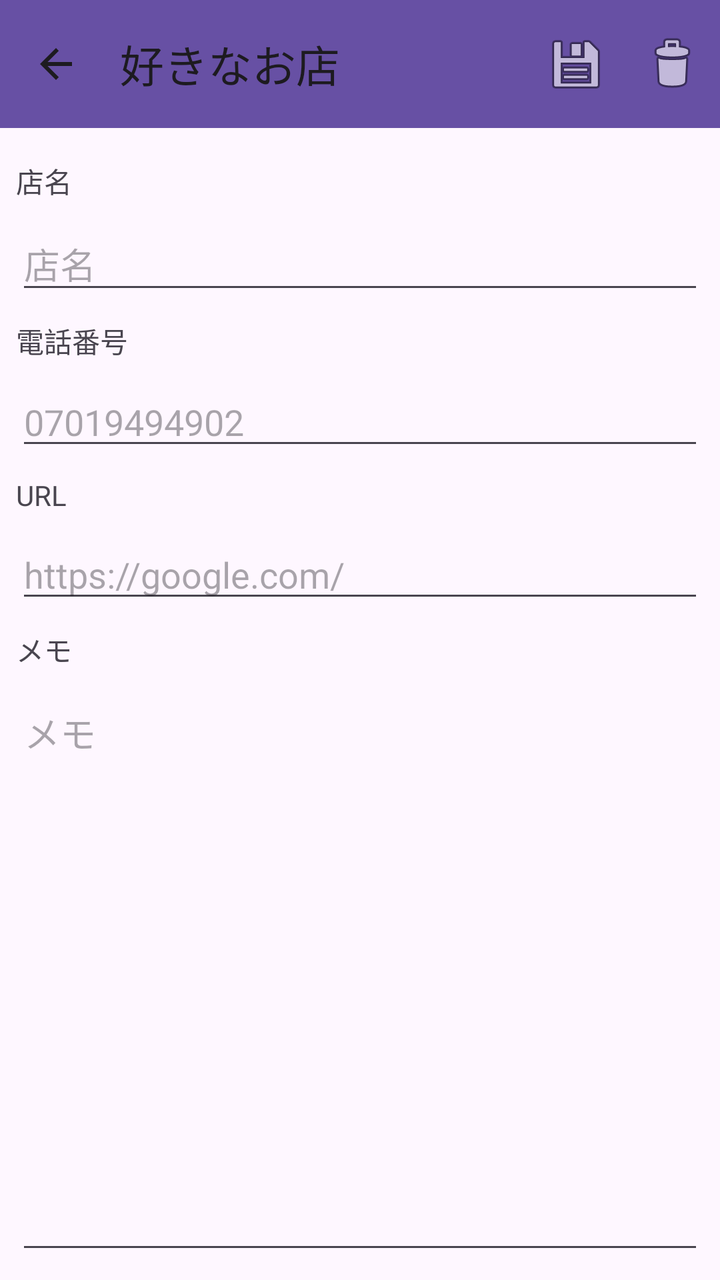
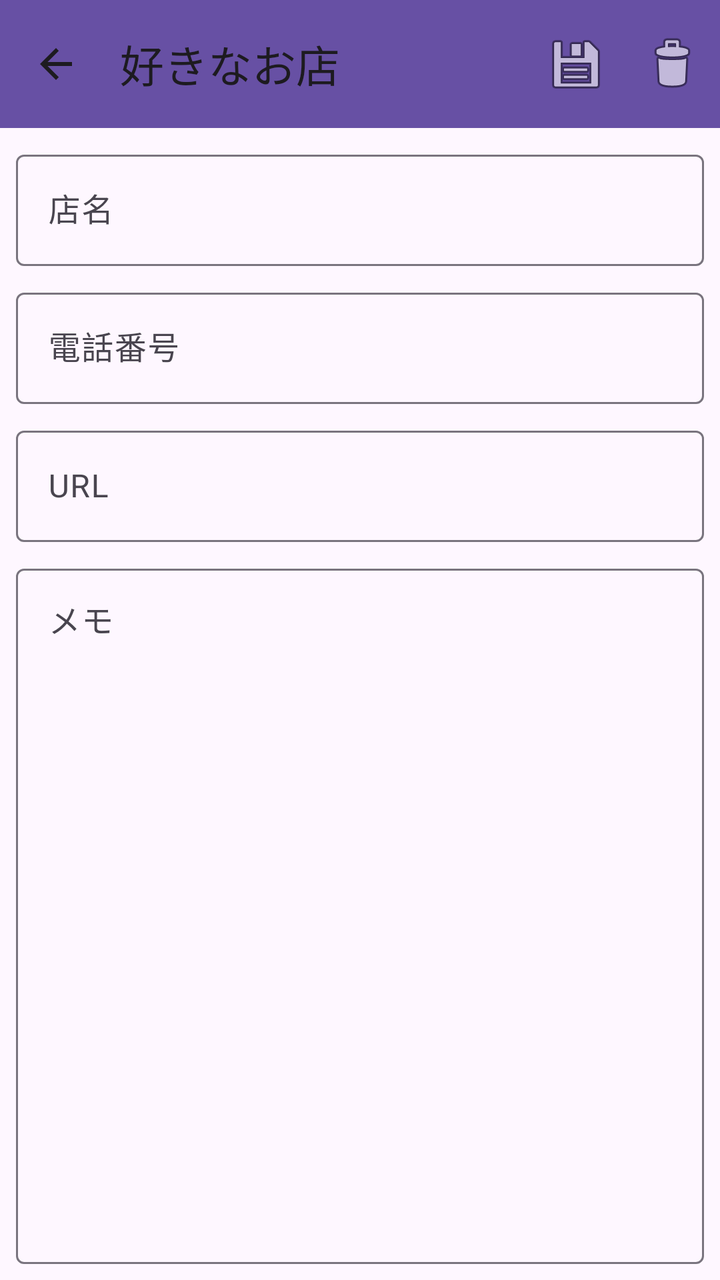

Screens rendered from an Android XML layout before and after an edit, with the pre-edit source and the edit as a unified diff.
<!-- AndroidManifest.xml: application theme Theme.FavoriteShop30678 -->
<!-- res/layout/activity_shop_edit.xml -->
<?xml version="1.0" encoding="utf-8"?>
<androidx.constraintlayout.widget.ConstraintLayout xmlns:android="http://schemas.android.com/apk/res/android"
    xmlns:app="http://schemas.android.com/apk/res-auto"
    xmlns:tools="http://schemas.android.com/tools"
    android:id="@+id/main"
    android:layout_width="match_parent"
    android:layout_height="match_parent"
    tools:context=".ShopEditActivity">

    <com.google.android.material.appbar.MaterialToolbar
        android:id="@+id/tbEdit"
        android:layout_width="0dp"
        android:layout_height="wrap_content"
        android:background="?attr/colorPrimary"
        android:minHeight="?attr/actionBarSize"
        android:theme="?attr/actionBarTheme"
        app:layout_constraintEnd_toEndOf="parent"
        app:layout_constraintStart_toStartOf="parent"
        app:layout_constraintTop_toTopOf="parent"
        app:menu="@menu/menu_shop_edit"
        app:navigationIcon="?attr/homeAsUpIndicator"
        app:title="@string/tv_title" />

    <TextView
        android:id="@+id/tvShopName"
        android:layout_width="wrap_content"
        android:layout_height="wrap_content"
        android:layout_marginStart="8dp"
        android:layout_marginTop="16dp"
        android:text="@string/tv_shop_name"
        app:layout_constraintStart_toStartOf="parent"
        app:layout_constraintTop_toBottomOf="@+id/tbEdit" />

    <TextView
        android:id="@+id/tvTel"
        android:layout_width="wrap_content"
        android:layout_height="wrap_content"
        android:layout_marginStart="8dp"
        android:layout_marginTop="8dp"
        android:text="@string/tv_tel"
        app:layout_constraintStart_toStartOf="parent"
        app:layout_constraintTop_toBottomOf="@+id/etShopName" />

    <EditText
        android:id="@+id/etShopName"
        android:layout_width="0dp"
        android:layout_height="wrap_content"
        android:layout_marginStart="8dp"
        android:layout_marginTop="8dp"
        android:layout_marginEnd="8dp"
        android:ems="10"
        android:hint="@string/et_shop_name_hint"
        android:inputType="text"
        app:layout_constraintEnd_toEndOf="parent"
        app:layout_constraintStart_toStartOf="parent"
        app:layout_constraintTop_toBottomOf="@+id/tvShopName" />

    <EditText
        android:id="@+id/etTel"
        android:layout_width="0dp"
        android:layout_height="wrap_content"
        android:layout_marginStart="8dp"
        android:layout_marginTop="8dp"
        android:layout_marginEnd="8dp"
        android:ems="10"
        android:hint="@string/et_tel_hint"
        android:inputType="phone"
        app:layout_constraintEnd_toEndOf="parent"
        app:layout_constraintStart_toStartOf="parent"
        app:layout_constraintTop_toBottomOf="@+id/tvTel" />

    <TextView
        android:id="@+id/tvUrl"
        android:layout_width="wrap_content"
        android:layout_height="wrap_content"
        android:layout_marginStart="8dp"
        android:layout_marginTop="8dp"
        android:text="@string/et_url"
        app:layout_constraintStart_toStartOf="parent"
        app:layout_constraintTop_toBottomOf="@+id/etTel" />

    <EditText
        android:id="@+id/etUrl"
        android:layout_width="0dp"
        android:layout_height="wrap_content"
        android:layout_marginStart="8dp"
        android:layout_marginTop="8dp"
        android:layout_marginEnd="8dp"
        android:ems="10"
        android:hint="@string/et_url_hint"
        android:inputType="text|textUri"
        app:layout_constraintEnd_toEndOf="parent"
        app:layout_constraintStart_toStartOf="parent"
        app:layout_constraintTop_toBottomOf="@+id/tvUrl" />

    <TextView
        android:id="@+id/tvMemo"
        android:layout_width="wrap_content"
        android:layout_height="wrap_content"
        android:layout_marginStart="8dp"
        android:layout_marginTop="8dp"
        android:text="@string/et_memo_view"
        app:layout_constraintStart_toStartOf="parent"
        app:layout_constraintTop_toBottomOf="@+id/etUrl" />

    <EditText
        android:id="@+id/etMemo"
        android:layout_width="0dp"
        android:layout_height="0dp"
        android:layout_marginStart="8dp"
        android:layout_marginTop="8dp"
        android:layout_marginEnd="8dp"
        android:layout_marginBottom="8dp"
        android:ems="10"
        android:gravity="start|top"
        android:hint="@string/et_memo_hint"
        android:inputType="textMultiLine"
        app:layout_constraintBottom_toBottomOf="parent"
        app:layout_constraintEnd_toEndOf="parent"
        app:layout_constraintStart_toStartOf="parent"
        app:layout_constraintTop_toBottomOf="@+id/tvMemo" />

</androidx.constraintlayout.widget.ConstraintLayout>
<!-- resources referenced by this layout -->
<resources>
  <string name="et_memo_hint">メモ</string>
  <string name="et_memo_view">メモ</string>
  <string name="et_shop_name_hint">店名</string>
  <string name="et_tel_hint">07019494902</string>
  <string name="et_url">URL</string>
  <string name="et_url_hint">https://google.com/</string>
  <string name="tv_shop_name">店名</string>
  <string name="tv_tel">電話番号</string>
  <string name="tv_title">好きなお店</string>
  <style name="Theme.FavoriteShop30678" parent="Base.Theme.FavoriteShop30678" />
  <style name="Base.Theme.FavoriteShop30678" parent="Theme.Material3.DayNight.NoActionBar">
          
          
      </style>
</resources>

<!-- the commit's change to res/layout/activity_shop_edit.xml (unified diff, before → after) -->
@@ -21,103 +21,84 @@
         app:navigationIcon="?attr/homeAsUpIndicator"
         app:title="@string/tv_title" />
 
-    <TextView
-        android:id="@+id/tvShopName"
-        android:layout_width="wrap_content"
-        android:layout_height="wrap_content"
-        android:layout_marginStart="8dp"
-        android:layout_marginTop="16dp"
-        android:text="@string/tv_shop_name"
-        app:layout_constraintStart_toStartOf="parent"
-        app:layout_constraintTop_toBottomOf="@+id/tbEdit" />
-
-    <TextView
-        android:id="@+id/tvTel"
-        android:layout_width="wrap_content"
-        android:layout_height="wrap_content"
-        android:layout_marginStart="8dp"
-        android:layout_marginTop="8dp"
-        android:text="@string/tv_tel"
-        app:layout_constraintStart_toStartOf="parent"
-        app:layout_constraintTop_toBottomOf="@+id/etShopName" />
-
-    <EditText
-        android:id="@+id/etShopName"
+    <com.google.android.material.textfield.TextInputLayout
+        android:id="@+id/tilShopName"
         android:layout_width="0dp"
         android:layout_height="wrap_content"
         android:layout_marginStart="8dp"
         android:layout_marginTop="8dp"
         android:layout_marginEnd="8dp"
-        android:ems="10"
-        android:hint="@string/et_shop_name_hint"
-        android:inputType="text"
         app:layout_constraintEnd_toEndOf="parent"
         app:layout_constraintStart_toStartOf="parent"
-        app:layout_constraintTop_toBottomOf="@+id/tvShopName" />
+        app:layout_constraintTop_toBottomOf="@+id/tbEdit">
 
-    <EditText
-        android:id="@+id/etTel"
+        <com.google.android.material.textfield.TextInputEditText
+            android:id="@+id/etShopName"
+            android:layout_width="match_parent"
+            android:layout_height="wrap_content"
+            android:hint="@string/tv_shop_name" />
+    </com.google.android.material.textfield.TextInputLayout>
+
+    <com.google.android.material.textfield.TextInputLayout
+        android:id="@+id/itlTel"
         android:layout_width="0dp"
         android:layout_height="wrap_content"
         android:layout_marginStart="8dp"
         android:layout_marginTop="8dp"
         android:layout_marginEnd="8dp"
-        android:ems="10"
-        android:hint="@string/et_tel_hint"
-        android:inputType="phone"
         app:layout_constraintEnd_toEndOf="parent"
         app:layout_constraintStart_toStartOf="parent"
-        app:layout_constraintTop_toBottomOf="@+id/tvTel" />
+        app:layout_constraintTop_toBottomOf="@+id/tilShopName">
 
-    <TextView
-        android:id="@+id/tvUrl"
-        android:layout_width="wrap_content"
-        android:layout_height="wrap_content"
-        android:layout_marginStart="8dp"
-        android:layout_marginTop="8dp"
-        android:text="@string/et_url"
-        app:layout_constraintStart_toStartOf="parent"
-        app:layout_constraintTop_toBottomOf="@+id/etTel" />
+        <com.google.android.material.textfield.TextInputEditText
+            android:id="@+id/etTel"
+            android:layout_width="match_parent"
+            android:layout_height="wrap_content"
+            android:hint="@string/tv_tel"
+            android:inputType="phone" />
+    </com.google.android.material.textfield.TextInputLayout>
 
-    <EditText
-        android:id="@+id/etUrl"
+    <com.google.android.material.textfield.TextInputLayout
+        android:id="@+id/itlUrl"
         android:layout_width="0dp"
         android:layout_height="wrap_content"
         android:layout_marginStart="8dp"
         android:layout_marginTop="8dp"
         android:layout_marginEnd="8dp"
-        android:ems="10"
-        android:hint="@string/et_url_hint"
-        android:inputType="text|textUri"
         app:layout_constraintEnd_toEndOf="parent"
         app:layout_constraintStart_toStartOf="parent"
-        app:layout_constraintTop_toBottomOf="@+id/tvUrl" />
+        app:layout_constraintTop_toBottomOf="@+id/itlTel">
 
-    <TextView
-        android:id="@+id/tvMemo"
-        android:layout_width="wrap_content"
-        android:layout_height="wrap_content"
-        android:layout_marginStart="8dp"
-        android:layout_marginTop="8dp"
-        android:text="@string/et_memo_view"
-        app:layout_constraintStart_toStartOf="parent"
-        app:layout_constraintTop_toBottomOf="@+id/etUrl" />
+        <com.google.android.material.textfield.TextInputEditText
+            android:id="@+id/etUrl"
+            android:layout_width="match_parent"
+            android:layout_height="wrap_content"
+            android:hint="@string/et_url"
+            android:inputType="text|textUri" />
+    </com.google.android.material.textfield.TextInputLayout>
 
-    <EditText
-        android:id="@+id/etMemo"
+    <com.google.android.material.textfield.TextInputLayout
+        android:id="@+id/etlMemo"
         android:layout_width="0dp"
         android:layout_height="0dp"
         android:layout_marginStart="8dp"
         android:layout_marginTop="8dp"
         android:layout_marginEnd="8dp"
         android:layout_marginBottom="8dp"
-        android:ems="10"
-        android:gravity="start|top"
-        android:hint="@string/et_memo_hint"
-        android:inputType="textMultiLine"
         app:layout_constraintBottom_toBottomOf="parent"
         app:layout_constraintEnd_toEndOf="parent"
+        app:layout_constraintHorizontal_bias="0.0"
         app:layout_constraintStart_toStartOf="parent"
-        app:layout_constraintTop_toBottomOf="@+id/tvMemo" />
+        app:layout_constraintTop_toBottomOf="@+id/itlUrl"
+        app:layout_constraintVertical_bias="0.0">
+
+        <com.google.android.material.textfield.TextInputEditText
+            android:id="@+id/etMemo"
+            android:layout_width="match_parent"
+            android:layout_height="match_parent"
+            android:gravity="top"
+            android:hint="@string/et_memo_hint"
+            android:inputType="textMultiLine" />
+    </com.google.android.material.textfield.TextInputLayout>
 
 </androidx.constraintlayout.widget.ConstraintLayout>
<!-- resource entries referenced after the edit -->
@@ -1,11 +1,7 @@
 <!-- resources referenced by this layout -->
 <resources>
   <string name="et_memo_hint">メモ</string>
-  <string name="et_memo_view">メモ</string>
-  <string name="et_shop_name_hint">店名</string>
-  <string name="et_tel_hint">07019494902</string>
   <string name="et_url">URL</string>
-  <string name="et_url_hint">https://google.com/</string>
   <string name="tv_shop_name">店名</string>
   <string name="tv_tel">電話番号</string>
   <string name="tv_title">好きなお店</string>
